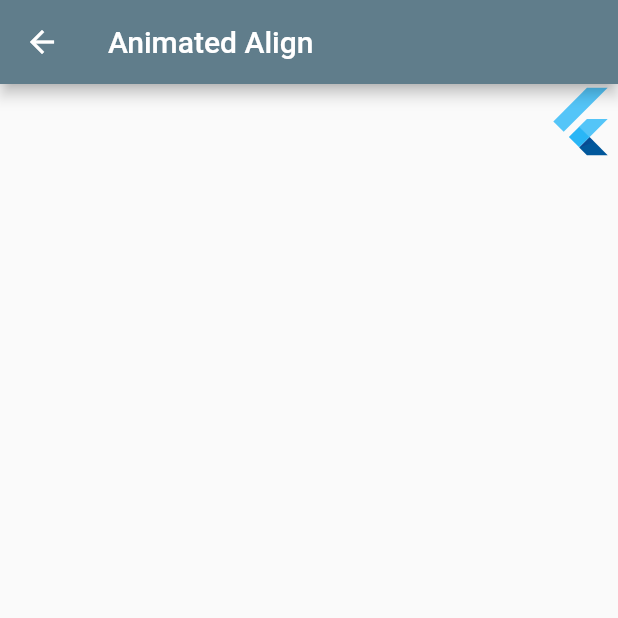
After one commit to adityaladwa/flutter-playground, a Flutter app: the AnimatedAlignWidget screen opened directly, on a phone screen of 412 x 824 dp, the top half of it. The commit adds this screen. Run offline on Flutter 3.47's test engine with Material 2 defaults, Android fonts, the phone set to English and light mode, and no system bars.

Commit message:
Animated Align

```diff
--- /dev/null
+++ b/lib/animation/animated_align.dart
@@ -0,0 +1,33 @@
+import 'package:flutter/material.dart';
+
+class AnimatedAlignWidget extends StatefulWidget {
+  @override
+  State<StatefulWidget> createState() => _AnimatedAlignWidgetState();
+}
+
+class _AnimatedAlignWidgetState extends State<AnimatedAlignWidget> {
+  bool selected = false;
+  @override
+  Widget build(BuildContext context) {
+    return Scaffold(
+      appBar: AppBar(
+        title: const Text("Animated Align"),
+      ),
+      body: GestureDetector(
+        onTap: () => {
+          setState(() {
+            selected = !selected;
+          })
+        },
+        child: Center(
+          child: AnimatedAlign(
+            alignment: selected ? Alignment.bottomLeft : Alignment.topRight,
+            duration: const Duration(seconds: 1),
+            curve: Curves.fastOutSlowIn,
+            child: const FlutterLogo(size: 50.0),
+          ),
+        ),
+      ),
+    );
+  }
+}
--- a/lib/home.dart
+++ b/lib/home.dart
@@ -1,7 +1,7 @@
 import 'package:flutter/material.dart';
 
 class HomePage extends StatelessWidget {
-  final items = ["Text"];
+  final items = ["Text", "Animation"];
 
   @override
   Widget build(BuildContext context) {
--- a/lib/main.dart
+++ b/lib/main.dart
@@ -1,4 +1,5 @@
 import 'package:flutter/material.dart';
+import 'package:flutter_playground/animation/animation_home.dart';
 import 'package:flutter_playground/home.dart';
 import 'package:flutter_playground/text.dart';
 
@@ -18,7 +19,8 @@ class MyApp extends StatelessWidget {
       initialRoute: "/",
       routes: {
         "/": (c) => HomePage(),
-        "Text": (context) => TextWidget()
+        "Text": (context) => TextWidget(),
+        "Animation": (context) => AnimationHomeWidget()
       },
     );
   }
```
Also changed, not shown: lib/animation/animation_home.dart (added, +42 -0 lines).
